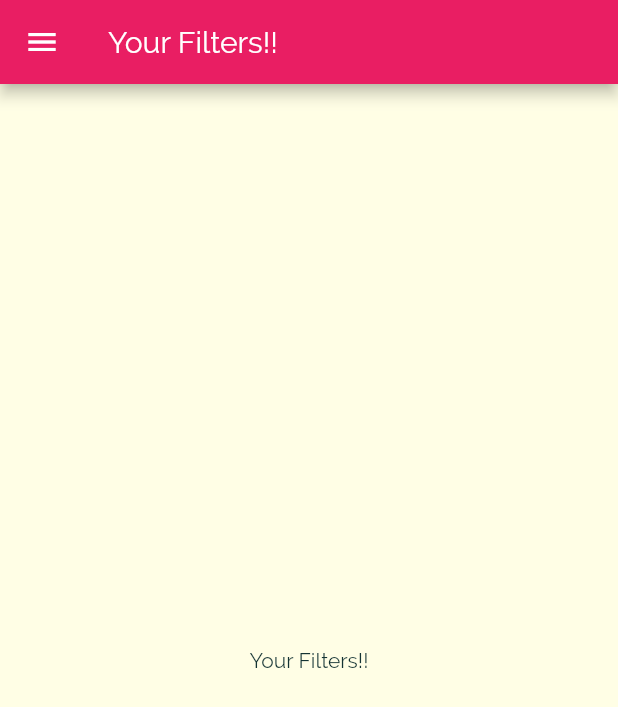
After one commit to aashirsaroya/EasyCook, a Flutter app: the FiltersScreen screen opened by its route, on a phone screen of 412 x 824 dp. The commit adds this screen. Shown: the top 707 px of the screen. Run offline on Flutter 3.47's test engine with Material 2 defaults, Android fonts, the phone set to English and light mode, and no system bars.

```diff
--- a/meals/lib/main.dart
+++ b/meals/lib/main.dart
@@ -1,4 +1,5 @@
 import 'package:flutter/material.dart';
+import 'package:meals/screens/filters_screen.dart';
 import 'package:meals/screens/meal_detail_screen.dart';
 import 'package:meals/screens/tabs_screen.dart';
 import 'screens/category_meals_screen.dart';
@@ -30,6 +31,7 @@ class MyApp extends StatelessWidget {
         '/': (ctx) => TabsScreen(),
         '/category-meals': (ctx) => CategoryMealsScreen(),
         MealDetailScreen.routeName: (ctx) => MealDetailScreen(),
+        FiltersScreen.routeName: (ctx) => FiltersScreen(),
       } ,
     );
   }
--- /dev/null
+++ b/meals/lib/screens/filters_screen.dart
@@ -0,0 +1,18 @@
+import 'package:flutter/material.dart';
+import 'package:meals/widgets/main_drawer.dart';
+class FiltersScreen extends StatelessWidget {
+
+  static const routeName = '/filters';
+  @override
+  Widget build(BuildContext context) {
+    return Scaffold(
+      appBar: AppBar(
+        title: Text('Your Filters!!'),
+      ),
+      drawer: MainDrawer(),
+      body: Center(
+        child:Text('Your Filters!!')
+      ),
+    );
+  }
+}
--- a/meals/lib/screens/tabs_screen.dart
+++ b/meals/lib/screens/tabs_screen.dart
@@ -47,6 +47,7 @@ class _TabsScreenState extends State<TabsScreen> {
             BottomNavigationBarItem(
               icon: Icon(Icons.category),
               title: Text('Categories'),
+
             ),
             BottomNavigationBarItem(
               icon: Icon(Icons.star),
--- a/meals/lib/widgets/main_drawer.dart
+++ b/meals/lib/widgets/main_drawer.dart
@@ -1,4 +1,5 @@
 import 'package:flutter/material.dart';
+import 'package:meals/screens/filters_screen.dart';
 
 class MainDrawer extends StatelessWidget {
   @override
@@ -33,7 +34,7 @@ class MainDrawer extends StatelessWidget {
             ),
             ),
             onTap:(){
-
+              Navigator.of(context).pushReplacementNamed('/');
             } ,
           ),
           ListTile(
@@ -46,7 +47,7 @@ class MainDrawer extends StatelessWidget {
               ),
             ),
             onTap:(){
-
+             Navigator.of(context).pushReplacementNamed(FiltersScreen.routeName);
             } ,
           ),
         ],
```
Also changed, not shown: meals/lib/screens/category_meals_screen.dart (+46 -14 lines), meals/lib/screens/meal_detail_screen.dart (+8 -0 lines), meals/lib/widgets/meal_item.dart (+8 -2 lines).
